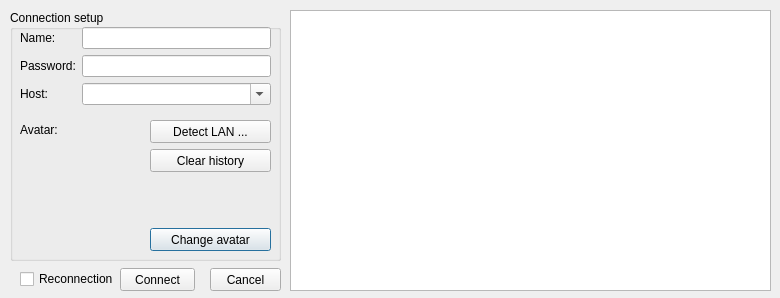
First picture: the form in src/dialog/connectiondialog.ui, repository obstudio/TouhouKeireikaku, before the edit.
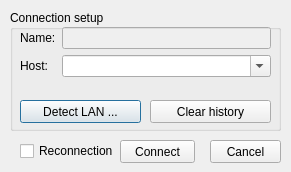
Second picture: the form after the edit.

```diff
--- a/src/dialog/connectiondialog.ui
+++ b/src/dialog/connectiondialog.ui
@@ -9,8 +9,8 @@
 <rect>
 <x>0</x>
 <y>0</y>
-<width>780</width>
-<height>298</height>
+    <width>291</width>
+    <height>172</height>
 </rect>
 </property>
 <property name="windowTitle">
@@ -22,65 +22,17 @@
 <x>10</x>
 <y>10</y>
 <width>271</width>
-<height>251</height>
+     <height>121</height>
 </rect>
 </property>
 <property name="title">
 <string>Connection setup</string>
 </property>
-<widget class="QLabel" name="avatarLabel">
-<property name="geometry">
-<rect>
-<x>10</x>
-<y>112</y>
-<width>42</width>
-<height>16</height>
-</rect>
-</property>
-<property name="text">
-<string>Avatar:</string>
-</property>
-</widget>
-<widget class="QLabel" name="avatarPixmap">
-<property name="geometry">
-<rect>
-<x>20</x>
-<y>138</y>
-<width>100</width>
-<height>100</height>
-</rect>
-</property>
-<property name="minimumSize">
-<size>
-<width>100</width>
-<height>100</height>
-</size>
-</property>
-<property name="text">
-<string/>
-</property>
-<property name="scaledContents">
-<bool>true</bool>
-</property>
-</widget>
-<widget class="QPushButton" name="changeAvatarButton">
-<property name="geometry">
-<rect>
-<x>140</x>
-<y>218</y>
-<width>121</width>
-<height>23</height>
-</rect>
-</property>
-<property name="text">
-<string>Change avatar</string>
-</property>
-</widget>
 <widget class="QPushButton" name="detectLANButton">
 <property name="geometry">
 <rect>
-<x>140</x>
-<y>110</y>
+      <x>10</x>
+      <y>90</y>
 <width>121</width>
 <height>23</height>
 </rect>
@@ -93,7 +45,7 @@
 <property name="geometry">
 <rect>
 <x>140</x>
-<y>139</y>
+      <y>90</y>
 <width>121</width>
 <height>23</height>
 </rect>
@@ -108,7 +60,7 @@
 <x>10</x>
 <y>17</y>
 <width>251</width>
-<height>81</height>
+      <height>61</height>
 </rect>
 </property>
 <layout class="QFormLayout" name="formLayout">
@@ -123,29 +75,20 @@
 </widget>
 </item>
 <item row="0" column="1">
-<widget class="QLineEdit" name="nameLineEdit"/>
+      <widget class="QLineEdit" name="nameLineEdit">
+       <property name="enabled">
+        <bool>false</bool>
+       </property>
+      </widget>
 </item>
 <item row="1" column="0">
-<widget class="QLabel" name="nameLabel">
-<property name="text">
-<string>Password:</string>
-</property>
-<property name="buddy">
-<cstring>passwordLineEdit</cstring>
-</property>
-</widget>
-</item>
-<item row="1" column="1">
-<widget class="QLineEdit" name="passwordLineEdit"/>
-</item>
-<item row="2" column="0">
 <widget class="QLabel" name="hostLabel">
 <property name="text">
 <string>Host:</string>
 </property>
 </widget>
 </item>
-<item row="2" column="1">
+     <item row="1" column="1">
 <widget class="QComboBox" name="hostComboBox">
 <property name="editable">
 <bool>true</bool>
@@ -155,33 +98,11 @@
 </layout>
 </widget>
 </widget>
-<widget class="QListWidget" name="avatarList">
-<property name="geometry">
-<rect>
-<x>290</x>
-<y>10</y>
-<width>481</width>
-<height>281</height>
-</rect>
-</property>
-<property name="iconSize">
-<size>
-<width>80</width>
-<height>80</height>
-</size>
-</property>
-<property name="movement">
-<enum>QListView::Static</enum>
-</property>
-<property name="viewMode">
-<enum>QListView::IconMode</enum>
-</property>
-</widget>
 <widget class="QPushButton" name="cancelButton">
 <property name="geometry">
 <rect>
 <x>210</x>
-<y>268</y>
+     <y>140</y>
 <width>71</width>
 <height>23</height>
 </rect>
@@ -194,7 +115,7 @@
 <property name="geometry">
 <rect>
 <x>120</x>
-<y>268</y>
+     <y>140</y>
 <width>75</width>
 <height>23</height>
 </rect>
@@ -207,7 +128,7 @@
 <property name="geometry">
 <rect>
 <x>20</x>
-<y>271</y>
+     <y>143</y>
 <width>95</width>
 <height>16</height>
 </rect>
```
Left out of the diff: 3 changed lines with no effect on the pictures. Lines whose indentation alone changed are shown as unchanged.
